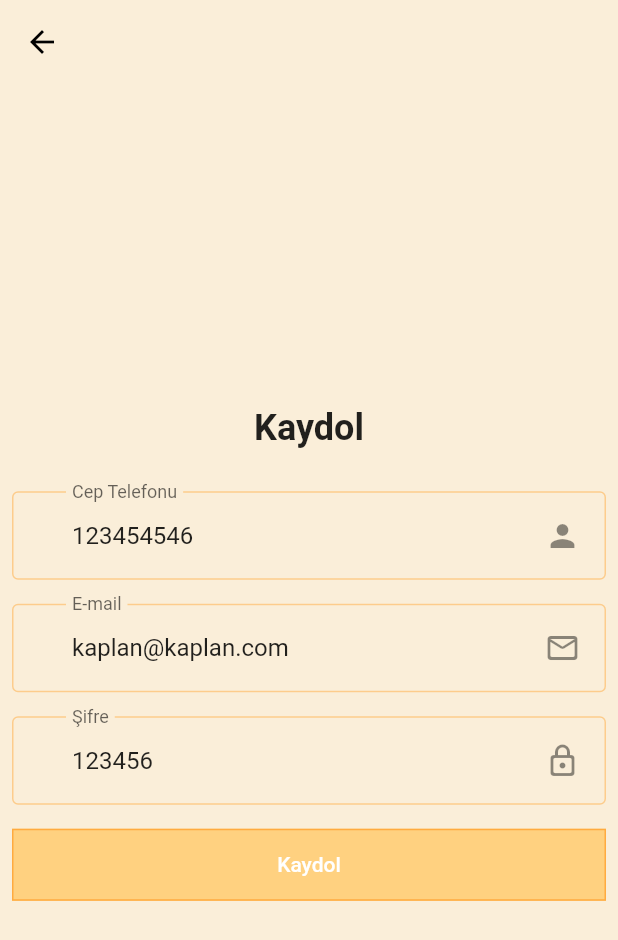
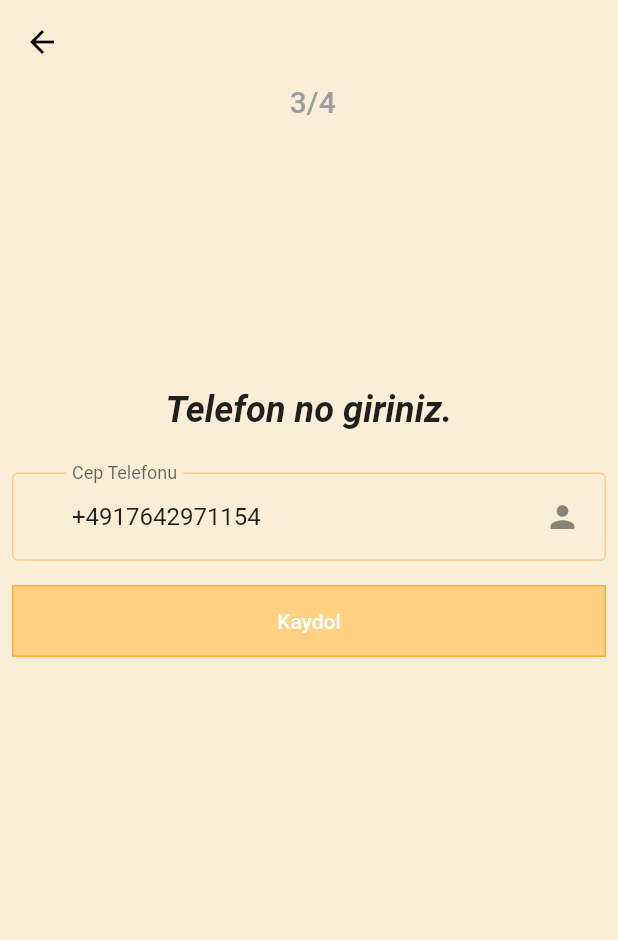
Before and after one commit to mrkaplan0/kresApp, a Flutter app: the RegisterPage screen opened directly with empty values, on a phone screen of 412 x 824 dp. Shown: the top 940 px of the screen. Run offline on Flutter 3.47's test engine with Material 2 defaults, Android fonts, the phone set to English and light mode, and no system bars; our stand-ins replace cloud_firestore, extended_image, firebase_auth, firebase_core, firebase_storage, get and 1 more; missing offline and left inert: firebase_phone_auth_handler, textfield_search; accounts and stored records are empty.

```diff
--- a/lib/models/user.dart
+++ b/lib/models/user.dart
@@ -12,7 +12,7 @@ class MyUser {
   DateTime? createdAt;
   String? token;
   Map<String, dynamic>? studentMap;
-  MyUser({required this.userID, required this.email, this.isAdmin});
+  MyUser({required this.userID, required this.phone, this.isAdmin});
 
   Map<String, dynamic> toMap() {
     return {
--- a/lib/services/base/database_base.dart
+++ b/lib/services/base/database_base.dart
@@ -6,8 +6,9 @@ import 'package:krestakipapp/models/user.dart';
 abstract class DBBase {
   Future<bool> saveUser(MyUser users);
   Future<MyUser> readUser(String userId);
+  Future<List<Map<String, dynamic>>> getKresList();
   Future<String> queryKresList(String kresCode);
-  Future<bool> ogrNoControl(String kresCode, String kresAdi, String ogrNo);
+  Future<bool> queryOgrID(String kresCode, String kresAdi, String ogrID);
 
   Future<Student> getStudent(String ogrNo);
 
--- a/lib/signin/email_login.dart
+++ b/lib/signin/email_login.dart
@@ -14,7 +14,7 @@ class EmailLogin extends StatefulWidget {
 }
 
 class _EmailLoginState extends State<EmailLogin> {
-  late String _email, _sifre, firma;
+  late String _email, _sifre;
   String _buttonText = "Giriş";
 
   final _formKey = GlobalKey<FormState>();
--- a/lib/signin/login_page.dart
+++ b/lib/signin/login_page.dart
@@ -7,7 +7,7 @@ import 'package:krestakipapp/signin/research_student_pre_register.dart';
 class LoginPage extends StatelessWidget {
   @override
   Widget build(BuildContext context) {
-    SystemChrome.setEnabledSystemUIMode(SystemUiMode.leanBack);
+    SystemChrome.setEnabledSystemUIMode(SystemUiMode.edgeToEdge);
 
     return Scaffold(
         body: Container(
--- a/lib/signin/register_page.dart
+++ b/lib/signin/register_page.dart
@@ -1,3 +1,4 @@
+import 'package:firebase_phone_auth_handler/firebase_phone_auth_handler.dart';
 import 'package:flutter/material.dart';
 import 'package:get/get.dart';
 import 'package:krestakipapp/View_models/user_model.dart';
@@ -5,20 +6,22 @@ import 'package:krestakipapp/common_widget/social_button.dart';
 import 'package:krestakipapp/constants.dart';
 import 'package:krestakipapp/hata_exception.dart';
 import 'package:krestakipapp/models/user.dart';
+import 'package:krestakipapp/signin/deneme.dart';
 import 'package:provider/provider.dart';
 
 class RegisterPage extends StatefulWidget {
+  final String kresCode;
+  final String kresAdi;
   final String ogrNo;
 
-  RegisterPage(this.ogrNo);
+  RegisterPage(this.kresCode, this.kresAdi, this.ogrNo);
 
   @override
   _RegisterPageState createState() => _RegisterPageState();
 }
 
 class _RegisterPageState extends State<RegisterPage> {
-  late String _email, _sifre, _telefon;
-  String _buttonText = "Kaydol";
+  late String _email, _sifre, _phone;
   final _formKey = GlobalKey<FormState>();
 
   @override
@@ -32,14 +35,23 @@ class _RegisterPageState extends State<RegisterPage> {
         resizeToAvoidBottomInset: true,
         backgroundColor: backgroundColor,
         body: Column(
-          mainAxisAlignment: MainAxisAlignment.center,
           children: [
+            Align(
+              child: Text(
+                " 3/4",
+                style: Theme.of(context)
+                    .textTheme
+                    .headline6!
+                    .copyWith(color: Colors.grey),
+              ),
+            ),
+            SizedBox(
+              height: 180,
+            ),
             Text(
-              "Kaydol",
-              style: Theme.of(context)
-                  .textTheme
-                  .headline5!
-                  .copyWith(fontWeight: FontWeight.bold),
+              "Telefon no giriniz.",
+              style: Theme.of(context).textTheme.headline5!.copyWith(
+                  fontWeight: FontWeight.bold, fontStyle: FontStyle.italic),
             ),
             SizedBox(
               height: 20,
@@ -57,16 +69,8 @@ class _RegisterPageState extends State<RegisterPage> {
                             SizedBox(
                               height: kdefaultPadding,
                             ),
-                            emailTextForm(context),
-                            SizedBox(
-                              height: kdefaultPadding,
-                            ),
-                            ogrIDTextForm(context),
-                            SizedBox(
-                              height: kdefaultPadding,
-                            ),
                             SocialLoginButton(
-                              btnText: _buttonText,
+                              btnText: "Kaydol",
                               btnColor: Theme.of(context).primaryColor,
                               onPressed: () => _formSubmit(context),
                             ),
@@ -85,7 +89,7 @@ class _RegisterPageState extends State<RegisterPage> {
   Widget veliTelefonTextForm(BuildContext context) {
     return TextFormField(
       keyboardType: TextInputType.phone,
-      initialValue: '123454546',
+      initialValue: '+4917642971154',
       decoration: InputDecoration(
           floatingLabelBehavior: FloatingLabelBehavior.always,
           contentPadding: EdgeInsets.symmetric(horizontal: 40, vertical: 20),
@@ -96,7 +100,7 @@ class _RegisterPageState extends State<RegisterPage> {
             child: Icon(Icons.person),
           )),
       onSaved: (String? tel) {
-        _telefon = tel!;
+        _phone = tel!;
       },
       validator: (String? tel) {
         if (tel!.length < 1) return 'Veli telefonu boş geçilemez!';
@@ -104,69 +108,16 @@ class _RegisterPageState extends State<RegisterPage> {
     );
   }
 
-  Widget ogrIDTextForm(BuildContext context) {
-    return TextFormField(
-      initialValue: "123456",
-      //obscureText: true,
-      decoration: InputDecoration(
-          floatingLabelBehavior: FloatingLabelBehavior.always,
-          contentPadding: EdgeInsets.symmetric(horizontal: 40, vertical: 20),
-          labelText: 'Şifre',
-          hintText: 'Şifrenizi giriniz...',
-          suffixIcon: Padding(
-            padding: const EdgeInsets.fromLTRB(0, 10, 10, 10),
-            child: Icon(Icons.lock_outline_rounded),
-          )),
-      onSaved: (String? gelenSifre) {
-        _sifre = gelenSifre!;
-      },
-      validator: (String? ogrNo) {
-        if (ogrNo!.length < 1)
-          return 'Öğrenci numaranız olmadan kayıt olunamaz!';
-      },
-    );
-  }
-
-  Widget emailTextForm(BuildContext context) {
-    final UserModel _userModel = Provider.of<UserModel>(context);
-    return TextFormField(
-      initialValue: 'kaplan@kaplan.com',
-      keyboardType: TextInputType.emailAddress,
-      decoration: InputDecoration(
-          floatingLabelBehavior: FloatingLabelBehavior.always,
-          contentPadding: EdgeInsets.symmetric(horizontal: 40, vertical: 20),
-          labelText: 'E-mail',
-          hintText: 'E-Mailinizi giriniz...',
-          errorText: _userModel.emailHataMesaj != null
-              ? _userModel.emailHataMesaj
-              : null,
-          suffixIcon: Padding(
-            padding: const EdgeInsets.fromLTRB(0, 10, 10, 10),
-            child: Icon(Icons.mail_outline_rounded),
-          )),
-      onSaved: (String? gelenMail) {
-        _email = gelenMail!;
-      },
-    );
-  }
-
   _formSubmit(BuildContext context) async {
     final _userModel = Provider.of<UserModel>(context, listen: false);
-
     if (_formKey.currentState!.validate()) {
       _formKey.currentState!.save();
-      try {
-        MyUser? _olusturulanUser =
-            await _userModel.createUserEmailAndPassword(_email, widget.ogrNo);
-        if (_olusturulanUser != null) {
-          print("Giriş yapan Kullanıcı $_olusturulanUser");
-          Navigator.popAndPushNamed(context, '/LandingPage');
-        }
-      } catch (e) {
-        debugPrint('Hata Kullanıcı oluştururken hata çıktı: ' + e.toString());
-        Get.snackbar('Hata', 'HATA: ' + Hatalar.goster(e.toString()),
-            snackPosition: SnackPosition.BOTTOM);
-      }
-    } else {}
+      Navigator.push(
+          context,
+          MaterialPageRoute(
+              builder: (context) => FirebasePhoneAuthProvider(
+                  child: VerifyPhoneNumberScreen(phoneNumber: _phone)),
+              fullscreenDialog: true));
+    }
   }
 }
--- a/pubspec.yaml
+++ b/pubspec.yaml
@@ -43,6 +43,8 @@ dependencies:
   image: ^3.0.8
   image_editor: ^1.0.1
   flutter_svg: ^1.0.0
+  firebase_phone_auth_handler: ^1.0.1
+  textfield_search: ^0.10.0
 
 
 dev_dependencies:
```
Also changed, not shown: lib/View_models/user_model.dart (+32 -6 lines), lib/models/kres.dart (added, +17 -0 lines), lib/repository/user_repository.dart (+25 -4 lines), lib/services/FirebaseAuthServices.dart (+12 -107 lines), lib/services/base/auth_base.dart (+5 -2 lines), lib/services/firestore_db_service.dart (+27 -10 lines), lib/signin/research_student_pre_register.dart (+95 -60 lines), pubspec.lock, 2 other files.
